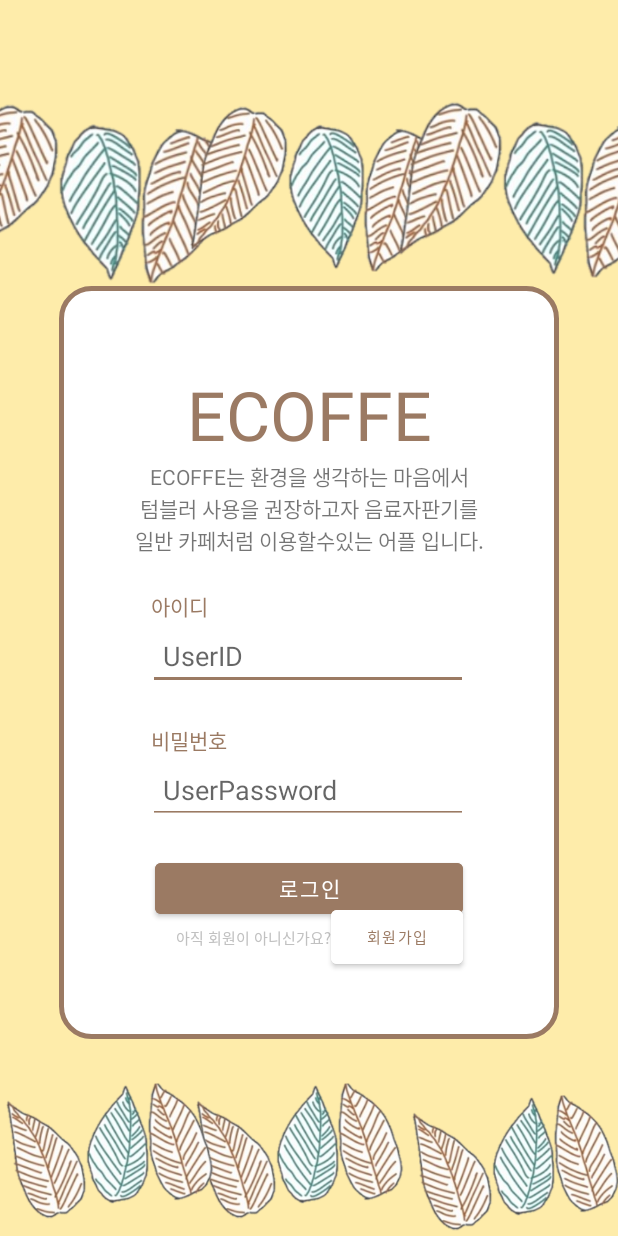
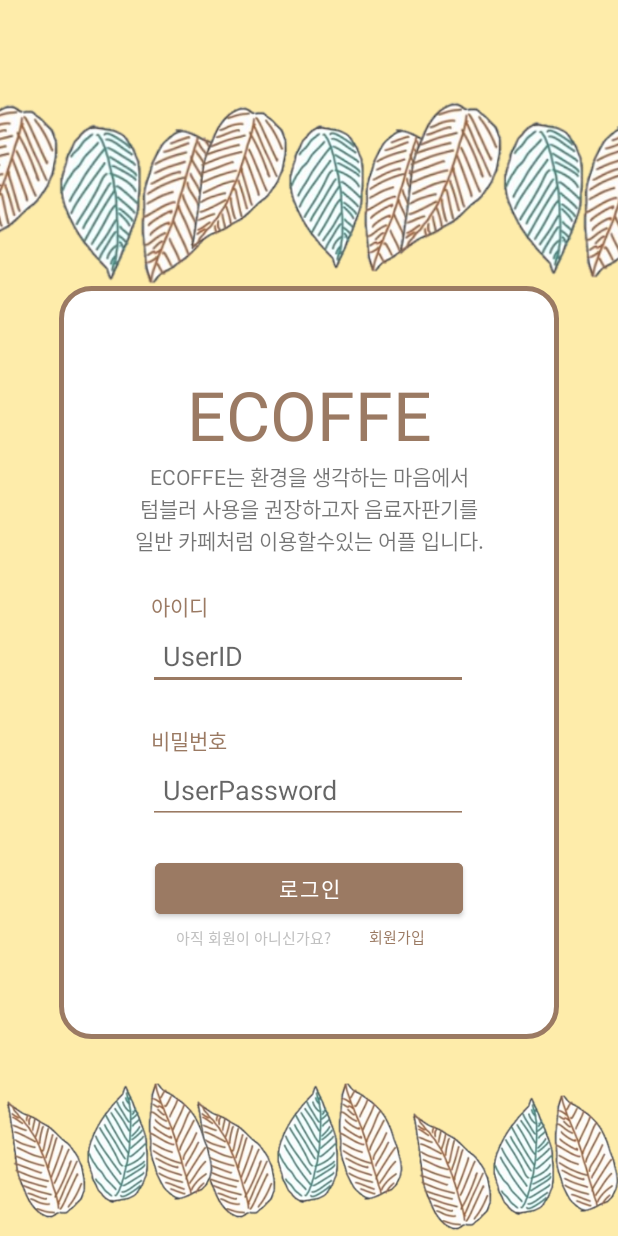
Before and after one commit to EcoffeeProject/EcoffeeApp, an Android app: the layout login.xml on its own in the app's theme, with its tools: preview values and no code run, on a phone screen of 412 x 824 dp. Run offline under Robolectric (Android 15) with nearby library versions, the phone set to English and light mode, and no system bars.

Commit message:
Remove shadow

```diff
--- a/app/src/main/res/layout/join.xml
+++ b/app/src/main/res/layout/join.xml
@@ -222,7 +222,9 @@
         app:layout_constraintEnd_toEndOf="@+id/textView2"
         app:layout_constraintStart_toStartOf="@+id/textView2"
         app:layout_constraintTop_toBottomOf="@+id/et_pw"
-        app:layout_constraintVertical_bias="0.812" />
+        app:layout_constraintVertical_bias="0.812"
+
+        />
 
 
 </androidx.constraintlayout.widget.ConstraintLayout>
--- a/app/src/main/res/layout/login.xml
+++ b/app/src/main/res/layout/login.xml
@@ -19,7 +19,9 @@
         app:layout_constraintEnd_toEndOf="parent"
         app:layout_constraintStart_toStartOf="parent"
         app:layout_constraintTop_toTopOf="parent"
-        app:layout_constraintVertical_bias="0.593" />
+        app:layout_constraintVertical_bias="0.593"
+
+        />
 
     <TextView
         android:id="@+id/textView"
@@ -149,7 +151,9 @@
         app:layout_constraintBottom_toBottomOf="@+id/textView2"
         app:layout_constraintEnd_toEndOf="@+id/textView2"
         app:layout_constraintHorizontal_bias="0.738"
-        app:layout_constraintStart_toStartOf="@+id/textView2" />
+        app:layout_constraintStart_toStartOf="@+id/textView2"
+        style="?android:attr/borderlessButtonStyle"
+        />
 
     <TextView
         android:id="@+id/textView8"
```
